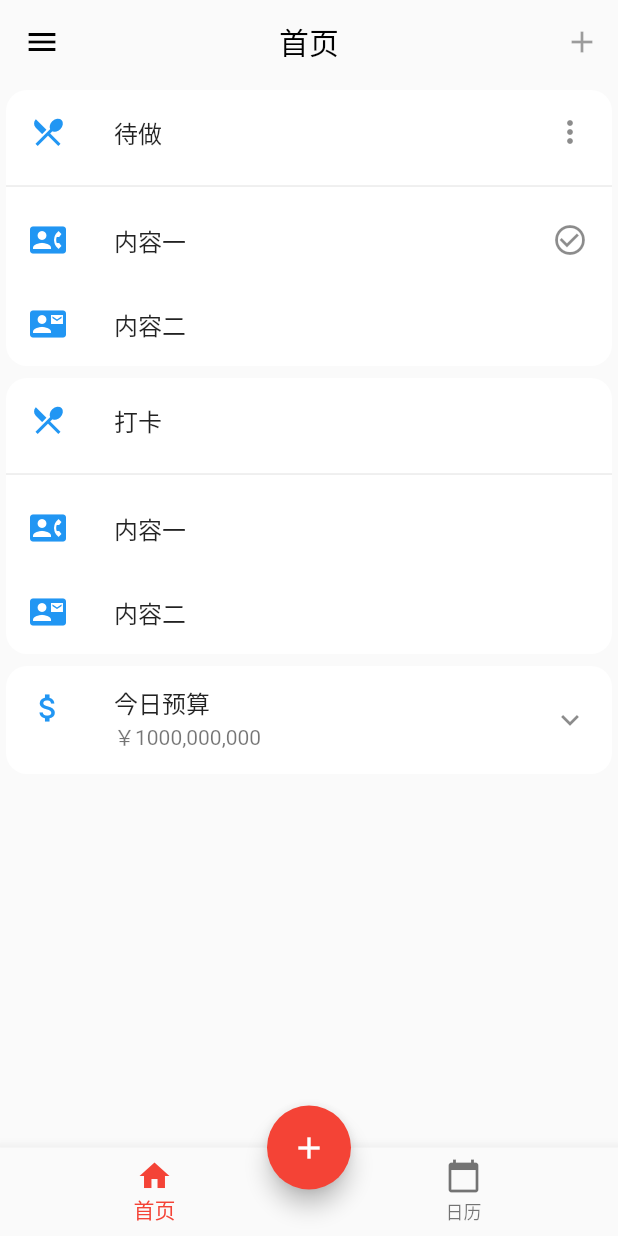
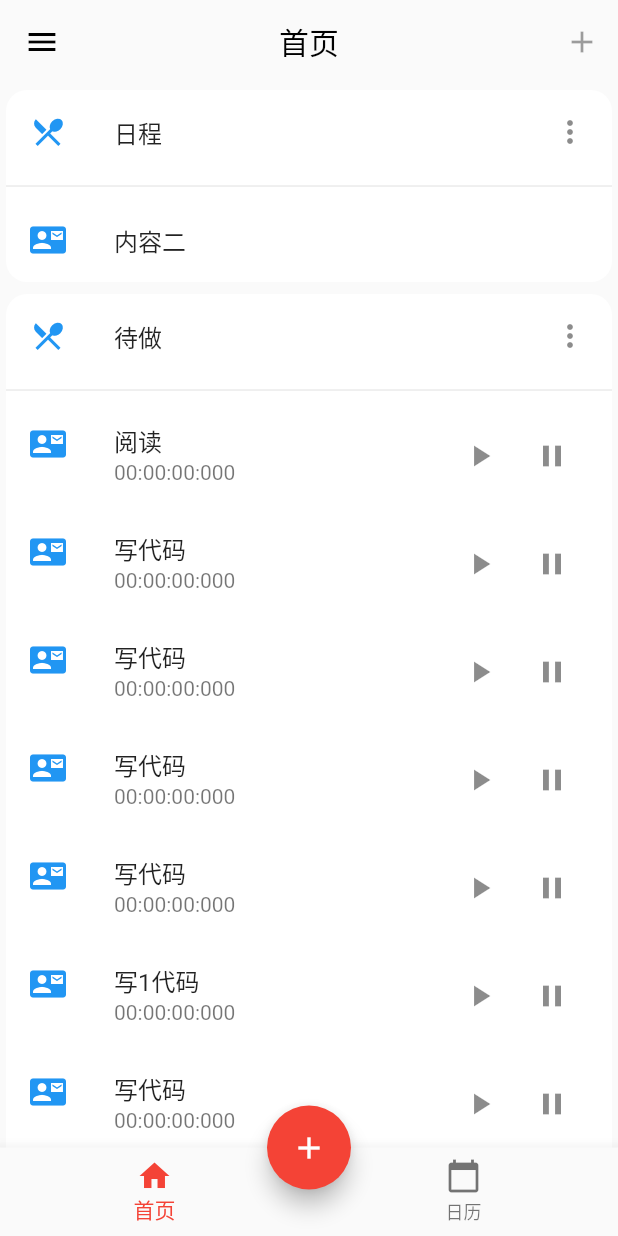
Before and after one commit to PapazDev/PapaLife, a Flutter app: the screen it shows after launch, on a phone screen of 412 x 824 dp. Run offline on Flutter 3.47's test engine with Material 2 defaults, Android fonts, the phone set to English and light mode, and no system bars; our stand-ins replace syncfusion_flutter_calendar.

Commit message:
计时器实现

```diff
--- a/lib/pages/index/index.dart
+++ b/lib/pages/index/index.dart
@@ -1,4 +1,6 @@
 import 'package:flutter/material.dart';
+import 'dart:async';
+import 'package:intl/intl.dart';
 
 class MyHomePage extends StatefulWidget {
   MyHomePage({Key key, this.title}) : super(key: key);
@@ -19,6 +21,33 @@ class MyHomePage extends StatefulWidget {
 }
 
 class _MyHomePageState extends State<MyHomePage> {
+  List<Map> todoList = [
+    {'name': '阅读', 'id': '123', 'time': 0},
+    {'name': '写代码', 'id': '32131231', 'time': 0},
+    {'name': '写代码', 'id': '32131231', 'time': 0},
+    {'name': '写代码', 'id': '32131231', 'time': 0},
+    {'name': '写代码', 'id': '32131231', 'time': 0},
+    {'name': '写1代码', 'id': '312131231', 'time': 0},
+    {'name': '写代码', 'id': '32131231', 'time': 0},
+    {'name': '写代码', 'id': '32131231', 'time': 0},
+    {'name': '写代码', 'id': '32131231', 'time': 0},
+    {'name': '写代码', 'id': '32131231', 'time': 0},
+    {'name': '写代码', 'id': '32131231', 'time': 0},
+    {'name': '写代码', 'id': '32131231', 'time': 0}
+  ];
+  void startTimer(index) {
+    const oneSec = const Duration(microseconds: 10);
+    todoList[index]['timer'] = new Timer.periodic(
+      oneSec,
+      (Timer timer) => setState(
+        () {
+          print(timer);
+          todoList[index]['time']= todoList[index]['time']+1;
+        },
+      ),
+    );
+  }
+
   @override
   Widget build(BuildContext context) {
     return LayoutBuilder(
@@ -32,6 +61,9 @@ class _MyHomePageState extends State<MyHomePage> {
               mainAxisSize: MainAxisSize.min,
               // mainAxisAlignment: MainAxisAlignment.spaceAround,
               children: <Widget>[
+                /**
+                 * 日程
+                 */
                 new Card(
                   elevation: 0, //设置阴影
                   shape: const RoundedRectangleBorder(
@@ -41,7 +73,7 @@ class _MyHomePageState extends State<MyHomePage> {
                     // card只能有一个widget，但这个widget内容可以包含其他的widget
                     children: [
                       new ListTile(
-                        title: new Text('待做',
+                        title: new Text('日程',
                             style: new TextStyle(fontWeight: FontWeight.w500)),
                         leading: new Icon(
                           Icons.restaurant_menu,
@@ -50,15 +82,6 @@ class _MyHomePageState extends State<MyHomePage> {
                         trailing: Icon(Icons.more_vert),
                       ),
                       new Divider(),
-                      new ListTile(
-                        title: new Text('内容一',
-                            style: new TextStyle(fontWeight: FontWeight.w500)),
-                        leading: new Icon(
-                          Icons.contact_phone,
-                          color: Colors.blue[500],
-                        ),
-                        trailing: Icon(Icons.check_circle_outline),
-                      ),
                       new Dismissible(
                         key: Key('1'),
                         background: Container(
@@ -92,41 +115,97 @@ class _MyHomePageState extends State<MyHomePage> {
                     ],
                   ),
                 ),
+
+                /**
+                 * 待做
+                 */
                 new Card(
                     elevation: 0, //设置阴影
                     shape: const RoundedRectangleBorder(
                         borderRadius:
                             BorderRadius.all(Radius.circular(14.0))), //设置圆角
                     child: new Column(
-                    // card只能有一个widget，但这个widget内容可以包含其他的widget
-                    children: [
+                      children: <Widget>[
                         new ListTile(
-                        title: new Text('打卡',
-                            style: new TextStyle(fontWeight: FontWeight.w500)),
+                          title: new Text('待做',
+                              style:
+                                  new TextStyle(fontWeight: FontWeight.w500)),
                           leading: new Icon(
                             Icons.restaurant_menu,
                             color: Colors.blue[500],
                           ),
+                          trailing: Icon(Icons.more_vert),
                         ),
                         new Divider(),
-                      new ListTile(
-                        title: new Text('内容一',
-                            style: new TextStyle(fontWeight: FontWeight.w500)),
-                        leading: new Icon(
-                          Icons.contact_phone,
-                          color: Colors.blue[500],
+                        ListView.builder(
+                            shrinkWrap: true,
+                            physics: const NeverScrollableScrollPhysics(),
+                            itemCount: todoList.length,
+                            itemBuilder: (BuildContext context, int index) {
+                              return Dismissible(
+                                key: Key(todoList[index]['id']),
+                                background: Container(
+                                  color: Colors.red,
+                                  alignment: Alignment.centerLeft,
+                                  child: Icon(Icons.delete),
+                                ),
+                                secondaryBackground: Container(
+                                  color: Colors.blue,
+                                  alignment: AlignmentDirectional.centerEnd,
+                                  child: Padding(
+                                    padding: EdgeInsets.fromLTRB(
+                                        0.0, 0.0, 10.0, 0.0),
+                                    child: Icon(
+                                      Icons.delete,
+                                      color: Colors.white,
                                     ),
                                   ),
-                      new ListTile(
-                        title: new Text('内容二'),
+                                ),
+                                child: new ListTile(
+                                  title: new Text(todoList[index]['name']),
+                                  subtitle: Text(new DateFormat('HH:mm:ss:SSS')
+                                      .format(
+                                          DateTime.fromMillisecondsSinceEpoch(
+                                              todoList[index]['time']))),
                                   leading: new Icon(
                                     Icons.contact_mail,
                                     color: Colors.blue[500],
                                   ),
+                                  trailing: Row(
+                                    mainAxisSize: MainAxisSize.min,
+                                    children: <Widget>[
+                                      IconButton(
+                                        icon: Icon(Icons.play_arrow),
+                                        onPressed: () {
+                                          print('strat');
+                                          startTimer(index);
+                                        },
+                                      ),
+                                      IconButton(
+                                        icon: Icon(Icons.pause),
+                                        onPressed: () {
+                                          print('end');
+                                          todoList[index]['timer'].cancel();
+                                        },
                                       ),
                                     ],
                                   ),
+                                  onTap: () {
+                                    print(todoList[index]['id']);
+                                  },
                                 ),
+                                confirmDismiss: (direction) async {
+                                  print(direction);
+                                  return false;
+                                },
+                              );
+                            }),
+                      ],
+                    )),
+
+                /**
+                 * 记账
+                 */
                 new Card(
                   elevation: 0, //设置阴影
                   shape: const RoundedRectangleBorder(
```
Lines whose indentation alone changed are shown as unchanged.
